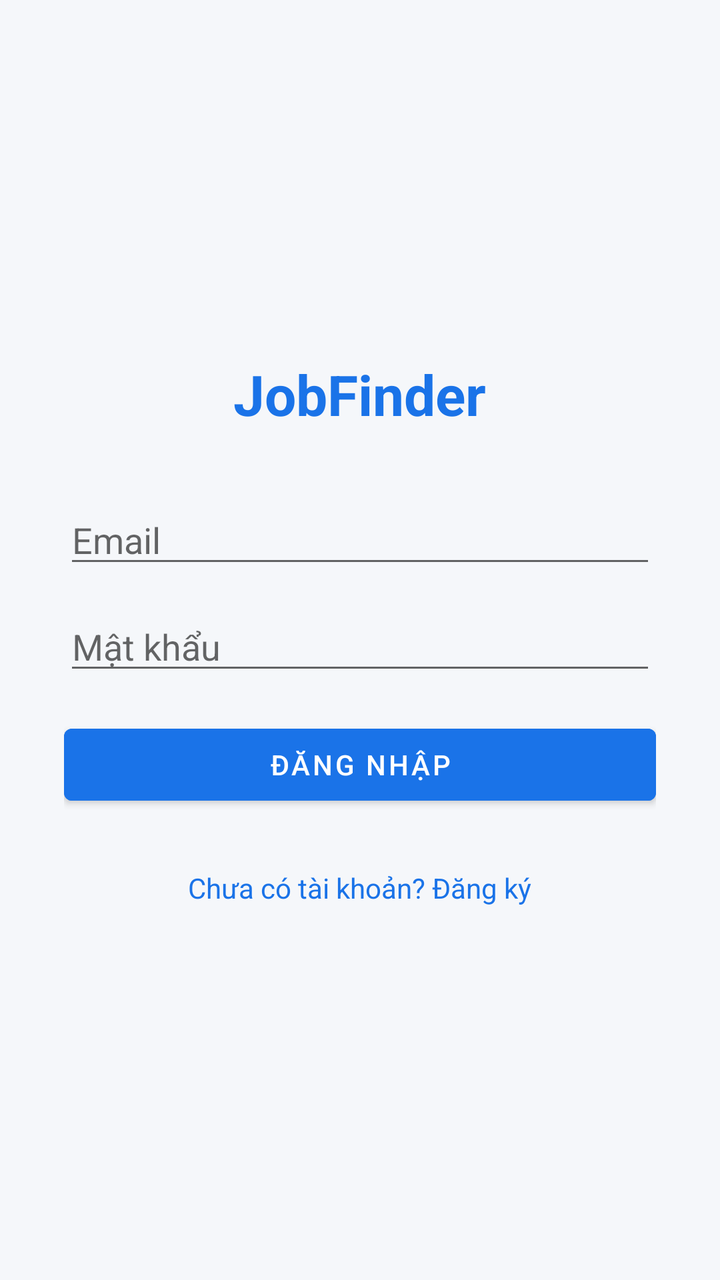
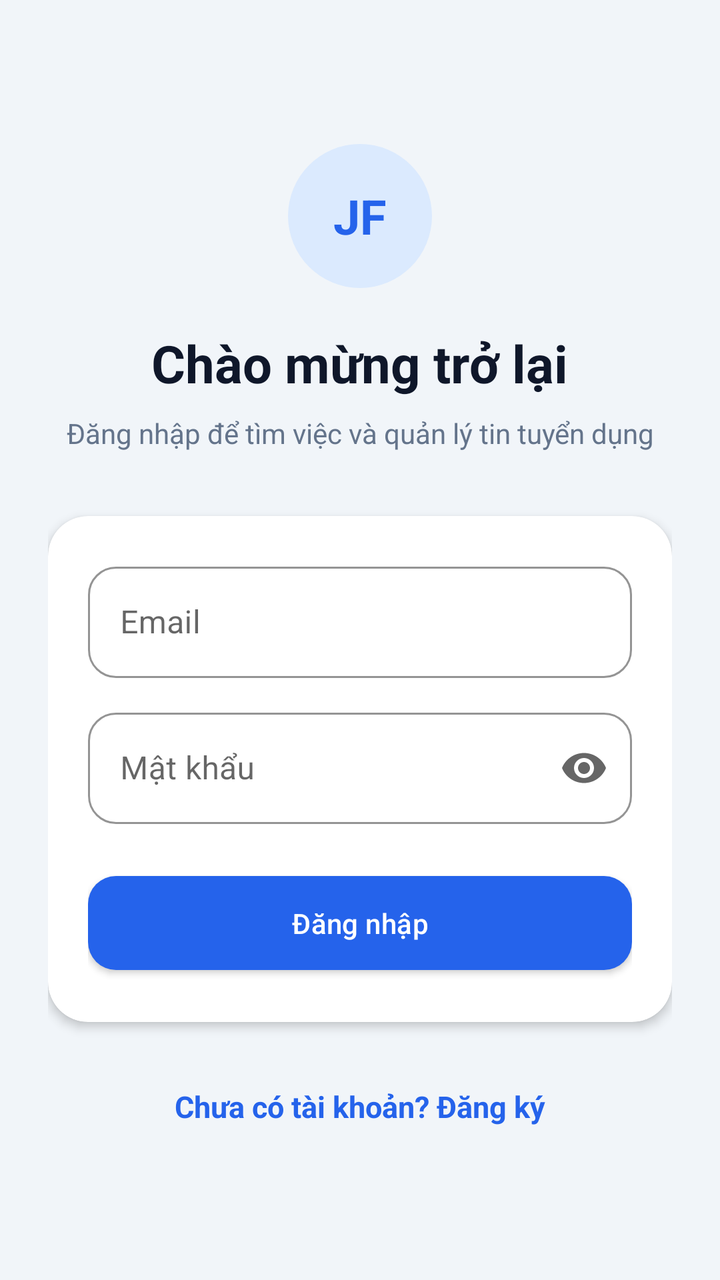

Screens rendered from an Android XML layout before and after an edit, with the pre-edit source and the edit as a unified diff.
<!-- AndroidManifest.xml: application theme Theme.JobFinder -->
<!-- res/layout/activity_login.xml -->
<?xml version="1.0" encoding="utf-8"?>
<LinearLayout xmlns:android="http://schemas.android.com/apk/res/android"
    android:layout_width="match_parent"
    android:layout_height="match_parent"
    android:orientation="vertical"
    android:gravity="center"
    android:padding="32dp"
    android:background="@color/background">

    <TextView
        android:layout_width="wrap_content"
        android:layout_height="wrap_content"
        android:text="@string/app_name"
        android:textSize="28sp"
        android:textStyle="bold"
        android:textColor="@color/brand_primary"
        android:layout_marginBottom="32dp" />

    <EditText
        android:id="@+id/edtEmail"
        android:layout_width="match_parent"
        android:layout_height="wrap_content"
        android:hint="@string/email_hint"
        android:inputType="textEmailAddress"
        android:autofillHints="emailAddress" />

    <EditText
        android:id="@+id/edtPassword"
        android:layout_width="match_parent"
        android:layout_height="wrap_content"
        android:layout_marginTop="12dp"
        android:hint="@string/password_hint"
        android:inputType="textPassword"
        android:autofillHints="password" />

    <ProgressBar
        android:id="@+id/progressBar"
        android:layout_width="wrap_content"
        android:layout_height="wrap_content"
        android:layout_marginTop="16dp"
        android:visibility="gone" />

    <Button
        android:id="@+id/btnLogin"
        android:layout_width="match_parent"
        android:layout_height="wrap_content"
        android:layout_marginTop="16dp"
        android:text="@string/login_button"
        android:backgroundTint="@color/brand_primary"
        android:textColor="@color/white" />

    <TextView
        android:id="@+id/tvRegister"
        android:layout_width="wrap_content"
        android:layout_height="wrap_content"
        android:layout_marginTop="20dp"
        android:text="@string/register_prompt"
        android:textColor="@color/brand_primary"
        android:padding="8dp" />

</LinearLayout>
<!-- resources referenced by this layout -->
<resources>
  <color name="background">#F5F7FA</color>
  <color name="brand_primary">#1A73E8</color>
  <color name="white">#FFFFFF</color>
  <string name="app_name">JobFinder</string>
  <string name="email_hint">Email</string>
  <string name="login_button">Đăng nhập</string>
  <string name="password_hint">Mật khẩu</string>
  <string name="register_prompt">Chưa có tài khoản? Đăng ký</string>
  <style name="Theme.JobFinder" parent="Theme.MaterialComponents.DayNight.NoActionBar">
          <item name="colorPrimary">@color/brand_primary</item>
          <item name="colorPrimaryDark">@color/brand_primary_dark</item>
          <item name="colorAccent">@color/brand_accent</item>
          <item name="android:windowBackground">@color/background</item>
      </style>
  <color name="brand_primary_dark">#0F52A6</color>
  <color name="brand_accent">#FFB300</color>
</resources>

<!-- the commit's change to res/layout/activity_login.xml (unified diff, before → after) -->
@@ -1,61 +1,122 @@
 <?xml version="1.0" encoding="utf-8"?>
-<LinearLayout xmlns:android="http://schemas.android.com/apk/res/android"
+<ScrollView xmlns:android="http://schemas.android.com/apk/res/android"
+    xmlns:app="http://schemas.android.com/apk/res-auto"
     android:layout_width="match_parent"
     android:layout_height="match_parent"
-    android:orientation="vertical"
-    android:gravity="center"
-    android:padding="32dp"
+    android:fillViewport="true"
     android:background="@color/background">
 
-    <TextView
-        android:layout_width="wrap_content"
-        android:layout_height="wrap_content"
-        android:text="@string/app_name"
-        android:textSize="28sp"
-        android:textStyle="bold"
-        android:textColor="@color/brand_primary"
-        android:layout_marginBottom="32dp" />
-
-    <EditText
-        android:id="@+id/edtEmail"
+    <LinearLayout
         android:layout_width="match_parent"
         android:layout_height="wrap_content"
-        android:hint="@string/email_hint"
-        android:inputType="textEmailAddress"
-        android:autofillHints="emailAddress" />
+        android:orientation="vertical"
+        android:padding="24dp"
+        android:gravity="center_horizontal">
 
-    <EditText
-        android:id="@+id/edtPassword"
-        android:layout_width="match_parent"
-        android:layout_height="wrap_content"
-        android:layout_marginTop="12dp"
-        android:hint="@string/password_hint"
-        android:inputType="textPassword"
-        android:autofillHints="password" />
+        <View
+            android:layout_width="0dp"
+            android:layout_height="48dp" />
 
-    <ProgressBar
-        android:id="@+id/progressBar"
-        android:layout_width="wrap_content"
-        android:layout_height="wrap_content"
-        android:layout_marginTop="16dp"
-        android:visibility="gone" />
+        <FrameLayout
+            android:layout_width="72dp"
+            android:layout_height="72dp"
+            android:background="@drawable/bg_avatar_circle">
+            <TextView
+                android:layout_width="match_parent"
+                android:layout_height="match_parent"
+                android:gravity="center"
+                android:text="JF"
+                android:textSize="24sp"
+                android:textStyle="bold"
+                android:textColor="@color/brand_primary" />
+        </FrameLayout>
 
-    <Button
-        android:id="@+id/btnLogin"
-        android:layout_width="match_parent"
-        android:layout_height="wrap_content"
-        android:layout_marginTop="16dp"
-        android:text="@string/login_button"
-        android:backgroundTint="@color/brand_primary"
-        android:textColor="@color/white" />
+        <TextView
+            android:layout_width="wrap_content"
+            android:layout_height="wrap_content"
+            android:layout_marginTop="20dp"
+            android:text="@string/login_title"
+            android:textSize="26sp"
+            android:textStyle="bold"
+            android:textColor="@color/text_primary" />
 
-    <TextView
-        android:id="@+id/tvRegister"
-        android:layout_width="wrap_content"
-        android:layout_height="wrap_content"
-        android:layout_marginTop="20dp"
-        android:text="@string/register_prompt"
-        android:textColor="@color/brand_primary"
-        android:padding="8dp" />
+        <TextView
+            android:layout_width="match_parent"
+            android:layout_height="wrap_content"
+            android:layout_marginTop="8dp"
+            android:gravity="center"
+            android:text="@string/login_subtitle"
+            android:textSize="14sp"
+            android:textColor="@color/text_secondary" />
 
-</LinearLayout>
+        <com.google.android.material.card.MaterialCardView
+            android:layout_width="match_parent"
+            android:layout_height="wrap_content"
+            android:layout_marginTop="32dp"
+            app:cardCornerRadius="20dp"
+            app:cardElevation="3dp"
+            app:cardBackgroundColor="@color/surface">
+
+            <LinearLayout
+                android:layout_width="match_parent"
+                android:layout_height="wrap_content"
+                android:orientation="vertical"
+                android:padding="20dp">
+
+                <com.google.android.material.textfield.TextInputLayout
+                    android:layout_width="match_parent"
+                    android:layout_height="wrap_content"
+                    android:hint="@string/email_hint"
+                    style="@style/Widget.JobFinder.TextInput">
+                    <com.google.android.material.textfield.TextInputEditText
+                        android:id="@+id/edtEmail"
+                        android:layout_width="match_parent"
+                        android:layout_height="wrap_content"
+                        android:inputType="textEmailAddress"
+                        android:maxLines="1" />
+                </com.google.android.material.textfield.TextInputLayout>
+
+                <com.google.android.material.textfield.TextInputLayout
+                    android:layout_width="match_parent"
+                    android:layout_height="wrap_content"
+                    android:layout_marginTop="12dp"
+                    android:hint="@string/password_hint"
+                    app:endIconMode="password_toggle"
+                    style="@style/Widget.JobFinder.TextInput">
+                    <com.google.android.material.textfield.TextInputEditText
+                        android:id="@+id/edtPassword"
+                        android:layout_width="match_parent"
+                        android:layout_height="wrap_content"
+                        android:inputType="textPassword"
+                        android:maxLines="1" />
+                </com.google.android.material.textfield.TextInputLayout>
+
+                <com.google.android.material.button.MaterialButton
+                    android:id="@+id/btnLogin"
+                    android:layout_width="match_parent"
+                    android:layout_height="wrap_content"
+                    android:layout_marginTop="20dp"
+                    android:text="@string/login_button" />
+
+                <ProgressBar
+                    android:id="@+id/progressBar"
+                    android:layout_width="36dp"
+                    android:layout_height="36dp"
+                    android:layout_gravity="center"
+                    android:layout_marginTop="12dp"
+                    android:visibility="gone" />
+            </LinearLayout>
+        </com.google.android.material.card.MaterialCardView>
+
+        <TextView
+            android:id="@+id/tvRegister"
+            android:layout_width="wrap_content"
+            android:layout_height="wrap_content"
+            android:layout_marginTop="24dp"
+            android:padding="8dp"
+            android:text="@string/no_account"
+            android:textColor="@color/brand_primary"
+            android:textStyle="bold"
+            android:textSize="15sp" />
+    </LinearLayout>
+</ScrollView>
<!-- resource entries referenced after the edit -->
@@ -1,20 +1,54 @@
 <!-- resources referenced by this layout -->
 <resources>
-  <color name="background">#F5F7FA</color>
-  <color name="brand_primary">#1A73E8</color>
+  <color name="background">#F1F5F9</color>
+  <color name="brand_primary">#2563EB</color>
+  <color name="surface">#FFFFFF</color>
+  <color name="text_primary">#0F172A</color>
+  <color name="text_secondary">#64748B</color>
+  <!-- drawable bg_avatar_circle (drawable) -->
+  <?xml version="1.0" encoding="utf-8"?>
+  <shape xmlns:android="http://schemas.android.com/apk/res/android"
+      android:shape="oval">
+      <solid android:color="@color/brand_primary_light" />
+  </shape>
   <color name="white">#FFFFFF</color>
-  <string name="app_name">JobFinder</string>
+  <style name="Widget.JobFinder.Button" parent="Widget.MaterialComponents.Button">
+          <item name="cornerRadius">14dp</item>
+          <item name="android:textAllCaps">false</item>
+          <item name="android:letterSpacing">0.01</item>
+          <item name="android:paddingTop">14dp</item>
+          <item name="android:paddingBottom">14dp</item>
+      </style>
   <string name="email_hint">Email</string>
   <string name="login_button">Đăng nhập</string>
+  <string name="login_subtitle">Đăng nhập để tìm việc và quản lý tin tuyển dụng</string>
+  <string name="login_title">Chào mừng trở lại</string>
+  <string name="no_account">Chưa có tài khoản? Đăng ký</string>
   <string name="password_hint">Mật khẩu</string>
-  <string name="register_prompt">Chưa có tài khoản? Đăng ký</string>
+  <style name="Widget.JobFinder.TextInput" parent="Widget.MaterialComponents.TextInputLayout.OutlinedBox">
+          <item name="boxCornerRadiusTopStart">14dp</item>
+          <item name="boxCornerRadiusTopEnd">14dp</item>
+          <item name="boxCornerRadiusBottomStart">14dp</item>
+          <item name="boxCornerRadiusBottomEnd">14dp</item>
+          <item name="boxStrokeColor">@color/brand_primary</item>
+      </style>
   <style name="Theme.JobFinder" parent="Theme.MaterialComponents.DayNight.NoActionBar">
           <item name="colorPrimary">@color/brand_primary</item>
           <item name="colorPrimaryDark">@color/brand_primary_dark</item>
-          <item name="colorAccent">@color/brand_accent</item>
+          <item name="colorPrimaryVariant">@color/brand_primary_dark</item>
+          <item name="colorSecondary">@color/brand_accent</item>
+          <item name="colorOnPrimary">@color/white</item>
+          <item name="colorOnSecondary">@color/white</item>
+          <item name="android:colorBackground">@color/background</item>
+          <item name="colorSurface">@color/surface</item>
+          <item name="android:statusBarColor">@color/brand_primary_dark</item>
+          <item name="android:navigationBarColor">@color/background</item>
           <item name="android:windowBackground">@color/background</item>
+          <item name="materialButtonStyle">@style/Widget.JobFinder.Button</item>
+          <item name="textInputStyle">@style/Widget.JobFinder.TextInput</item>
       </style>
-  <color name="brand_primary_dark">#0F52A6</color>
-  <color name="brand_accent">#FFB300</color>
+  <color name="brand_primary_light">#DBEAFE</color>
+  <color name="brand_primary_dark">#1D4ED8</color>
+  <color name="brand_accent">#F59E0B</color>
 </resources>
 
